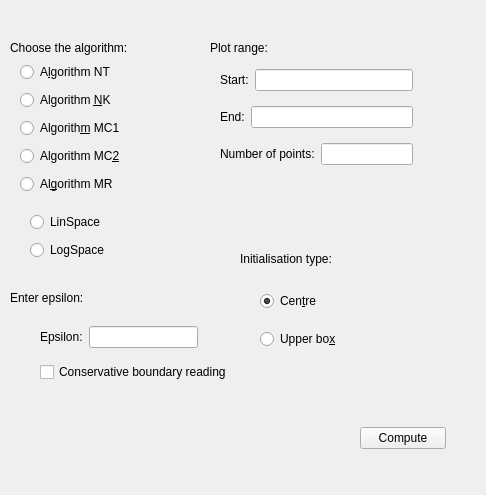
This is src/gui/loopshaping/loop_shaping_form.ui in Isaac-Martinez-Forte/QFTbx as Qt 5 draws it before an edit. The edited form follows.
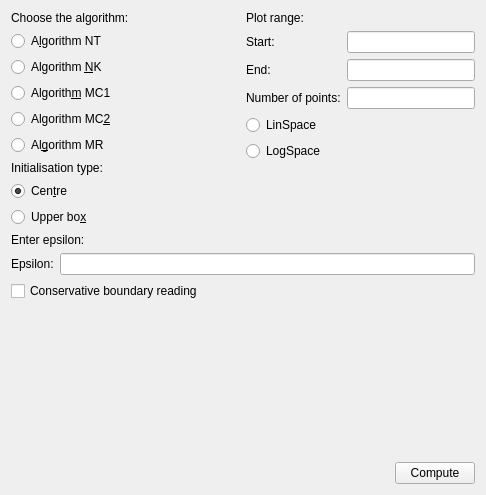
This is the edited form. The open tabs and pages were chosen to show the change.

Commit message: Lay the seven forms out, instead of placing every field by hand

The edit to the form file:
```diff
--- a/src/gui/loopshaping/loop_shaping_form.ui
+++ b/src/gui/loopshaping/loop_shaping_form.ui
@@ -10,44 +10,19 @@
     <height>495</height>
    </rect>
   </property>
-  <property name="windowTitle">
-   <string>Dialog</string>
-  </property>
+  <layout class="QVBoxLayout" name="formLayout">
+   <item>
+    <layout class="QHBoxLayout" name="topLayout">
+     <item>
+      <layout class="QVBoxLayout" name="algorithmLayout">
+       <item>
   <widget class="QLabel" name="label">
-   <property name="geometry">
-    <rect>
-     <x>10</x>
-     <y>40</y>
-     <width>181</width>
-     <height>16</height>
-    </rect>
-   </property>
    <property name="text">
     <string>Choose the algorithm:</string>
    </property>
   </widget>
-  <widget class="QLabel" name="label_2">
-   <property name="geometry">
-    <rect>
-     <x>10</x>
-     <y>290</y>
-     <width>111</width>
-     <height>16</height>
-    </rect>
-   </property>
-   <property name="text">
-    <string>Enter epsilon:</string>
-   </property>
-  </widget>
-  <widget class="QWidget" name="layoutWidget">
-   <property name="geometry">
-    <rect>
-     <x>20</x>
-     <y>60</y>
-     <width>167</width>
-     <height>141</height>
-    </rect>
-   </property>
+       </item>
+       <item>
    <layout class="QVBoxLayout" name="verticalLayout">
     <item>
      <widget class="QRadioButton" name="ntRadio">
@@ -85,140 +60,105 @@
      </widget>
     </item>
    </layout>
-  </widget>
-  <widget class="QWidget" name="layoutWidget1">
-   <property name="geometry">
-    <rect>
-     <x>40</x>
-     <y>320</y>
-     <width>158</width>
-     <height>34</height>
-    </rect>
-   </property>
-   <layout class="QHBoxLayout" name="horizontalLayout">
+       </item>
+       <item>
+        <widget class="QStackedWidget" name="algorithmStack">
+         <property name="currentIndex">
+          <number>0</number>
+         </property>
+         <widget class="QWidget" name="emptyPage"/>
+         <widget class="QWidget" name="page_nand">
+          <layout class="QVBoxLayout" name="initialisationLayout">
+           <property name="leftMargin">
+            <number>0</number>
+           </property>
+           <property name="topMargin">
+            <number>0</number>
+           </property>
+           <property name="rightMargin">
+            <number>0</number>
+           </property>
+           <property name="bottomMargin">
+            <number>0</number>
+           </property>
     <item>
-     <widget class="QLabel" name="epsilonLabel">
+            <widget class="QLabel" name="initialisation">
       <property name="text">
-       <string>Epsilon:</string>
+              <string>Initialisation type:</string>
       </property>
      </widget>
     </item>
     <item>
-     <widget class="QLineEdit" name="epsilonEdit"/>
-    </item>
-   </layout>
-  </widget>
-  <widget class="QCheckBox" name="conservativeColumnsCheck">
-   <property name="geometry">
-    <rect>
-     <x>40</x>
-     <y>360</y>
-     <width>300</width>
-     <height>24</height>
-    </rect>
-   </property>
-   <property name="toolTip">
-    <string>Judge every point and box by both boundary columns around its phase instead of the nearest one. Removes the small permissive error of the phase grid; the searches without a best-gain bound become much slower.</string>
-   </property>
+            <layout class="QVBoxLayout" name="verticalLayout_5">
+             <item>
+              <widget class="QRadioButton" name="centro">
    <property name="text">
-    <string>Conservative boundary reading</string>
-   </property>
-  </widget>
-  <widget class="QWidget" name="layoutWidget2">
-   <property name="geometry">
-    <rect>
-     <x>360</x>
-     <y>400</y>
-     <width>86</width>
-     <height>76</height>
-    </rect>
-   </property>
-   <layout class="QVBoxLayout" name="verticalLayout_2">
+                <string>Cen&amp;tre</string>
+               </property>
+               <property name="checked">
+                <bool>true</bool>
+               </property>
+              </widget>
+             </item>
     <item>
-     <widget class="QPushButton" name="okButton">
+              <widget class="QRadioButton" name="upperInit">
       <property name="text">
-       <string>Compute</string>
+                <string>Upper bo&amp;x</string>
       </property>
      </widget>
     </item>
    </layout>
-  </widget>
+           </item>
+          </layout>
+         </widget>
+        </widget>
+       </item>
+      </layout>
+     </item>
+     <item>
+      <layout class="QVBoxLayout" name="rangeLayout">
+       <item>
   <widget class="QLabel" name="label_4">
-   <property name="geometry">
-    <rect>
-     <x>210</x>
-     <y>40</y>
-     <width>151</width>
-     <height>16</height>
-    </rect>
-   </property>
    <property name="text">
     <string>Plot range:</string>
    </property>
   </widget>
-  <widget class="QWidget" name="layoutWidget3">
-   <property name="geometry">
-    <rect>
-     <x>220</x>
-     <y>60</y>
-     <width>193</width>
-     <height>116</height>
-    </rect>
-   </property>
-   <layout class="QVBoxLayout" name="verticalLayout_3">
+       </item>
     <item>
-     <layout class="QHBoxLayout" name="horizontalLayout_2">
-      <item>
+        <layout class="QFormLayout" name="verticalLayout_3">
+         <item row="0" column="0">
        <widget class="QLabel" name="label_5">
         <property name="text">
          <string>Start:</string>
         </property>
        </widget>
       </item>
-      <item>
+         <item row="0" column="1">
        <widget class="QLineEdit" name="startEdit"/>
       </item>
-     </layout>
-    </item>
-    <item>
-     <layout class="QHBoxLayout" name="horizontalLayout_3">
-      <item>
+         <item row="1" column="0">
        <widget class="QLabel" name="label_6">
         <property name="text">
          <string>End:</string>
         </property>
        </widget>
       </item>
-      <item>
+         <item row="1" column="1">
        <widget class="QLineEdit" name="endEdit"/>
       </item>
-     </layout>
-    </item>
-    <item>
-     <layout class="QHBoxLayout" name="horizontalLayout_4">
-      <item>
+         <item row="2" column="0">
        <widget class="QLabel" name="label_7">
         <property name="text">
          <string>Number of points:</string>
         </property>
        </widget>
       </item>
-      <item>
+         <item row="2" column="1">
        <widget class="QLineEdit" name="pointCountEdit"/>
       </item>
      </layout>
     </item>
-   </layout>
-  </widget>
-  <widget class="QWidget" name="layoutWidget4">
-   <property name="geometry">
-    <rect>
-     <x>30</x>
-     <y>210</y>
-     <width>92</width>
-     <height>54</height>
-    </rect>
-   </property>
+       <item>
    <layout class="QVBoxLayout" name="verticalLayout_4">
     <item>
      <widget class="QRadioButton" name="linspaceRadio">
@@ -235,64 +175,93 @@
      </widget>
     </item>
    </layout>
-  </widget>
-  <widget class="QStackedWidget" name="algorithmStack">
-   <property name="geometry">
-    <rect>
-     <x>230</x>
-     <y>199</y>
-     <width>231</width>
-     <height>181</height>
-    </rect>
-   </property>
-   <widget class="QWidget" name="emptyPage"/>
-   <widget class="QWidget" name="page_nand">
-    <widget class="QWidget" name="layoutWidget6">
-     <property name="geometry">
-      <rect>
-       <x>30</x>
-       <y>80</y>
-       <width>111</width>
-       <height>83</height>
-      </rect>
-     </property>
-     <layout class="QVBoxLayout" name="verticalLayout_5">
+       </item>
+       <item>
+        <spacer name="rangeSpacer">
+         <property name="orientation">
+          <enum>Qt::Vertical</enum>
+         </property>
+         <property name="sizeHint" stdset="0">
+          <size>
+           <width>20</width>
+           <height>20</height>
+          </size>
+         </property>
+        </spacer>
+       </item>
+      </layout>
+     </item>
+    </layout>
+   </item>
       <item>
-       <widget class="QRadioButton" name="centro">
+    <widget class="QLabel" name="label_2">
         <property name="text">
-         <string>Cen&amp;tre</string>
-        </property>
-        <property name="checked">
-         <bool>true</bool>
-        </property>
-       </widget>
-      </item>
-      
+      <string>Enter epsilon:</string>
+     </property>
+    </widget>
+   </item>
       <item>
-       <widget class="QRadioButton" name="upperInit">
+    <layout class="QHBoxLayout" name="horizontalLayout">
+     <item>
+      <widget class="QLabel" name="epsilonLabel">
         <property name="text">
-         <string>Upper bo&amp;x</string>
+        <string>Epsilon:</string>
         </property>
        </widget>
       </item>
-     </layout>
+     <item>
+      <widget class="QLineEdit" name="epsilonEdit"/>
+     </item>
+    </layout>
+   </item>
+   <item>
+    <widget class="QCheckBox" name="conservativeColumnsCheck">
+     <property name="toolTip">
+      <string>Judge every point and box by both boundary columns around its phase instead of the nearest one. Removes the small permissive error of the phase grid; the searches without a best-gain bound become much slower.</string>
+     </property>
+     <property name="text">
+      <string>Conservative boundary reading</string>
+     </property>
     </widget>
-    <widget class="QLabel" name="initialisation">
-     <property name="geometry">
-      <rect>
-       <x>10</x>
-       <y>50</y>
-       <width>111</width>
+   </item>
+   <item>
+    <spacer name="bottomSpacer">
+     <property name="orientation">
+      <enum>Qt::Vertical</enum>
+     </property>
+     <property name="sizeHint" stdset="0">
+      <size>
+       <width>20</width>
        <height>20</height>
-      </rect>
+      </size>
      </property>
+    </spacer>
+   </item>
+   <item>
+    <layout class="QHBoxLayout" name="verticalLayout_2">
+     <item>
+      <spacer name="buttonsSpacer">
+       <property name="orientation">
+        <enum>Qt::Horizontal</enum>
+       </property>
+       <property name="sizeHint" stdset="0">
+        <size>
+         <width>40</width>
+         <height>20</height>
+        </size>
+       </property>
+      </spacer>
+     </item>
+     <item>
+      <widget class="QPushButton" name="okButton">
      <property name="text">
-      <string>Initialisation type:</string>
-     </property>
-    </widget>
-    
-   </widget>
-  </widget>
+        <string>Compute</string>
+       </property>
+      </widget>
+     </item>
+    </layout>
+   </item>
+  </layout>
  </widget>
  <resources/>
  <connections/>
```
Left out of the diff: 1 changed line with no effect on the pictures. Lines whose indentation alone changed are shown as unchanged. The commit also changes 7 other files.
